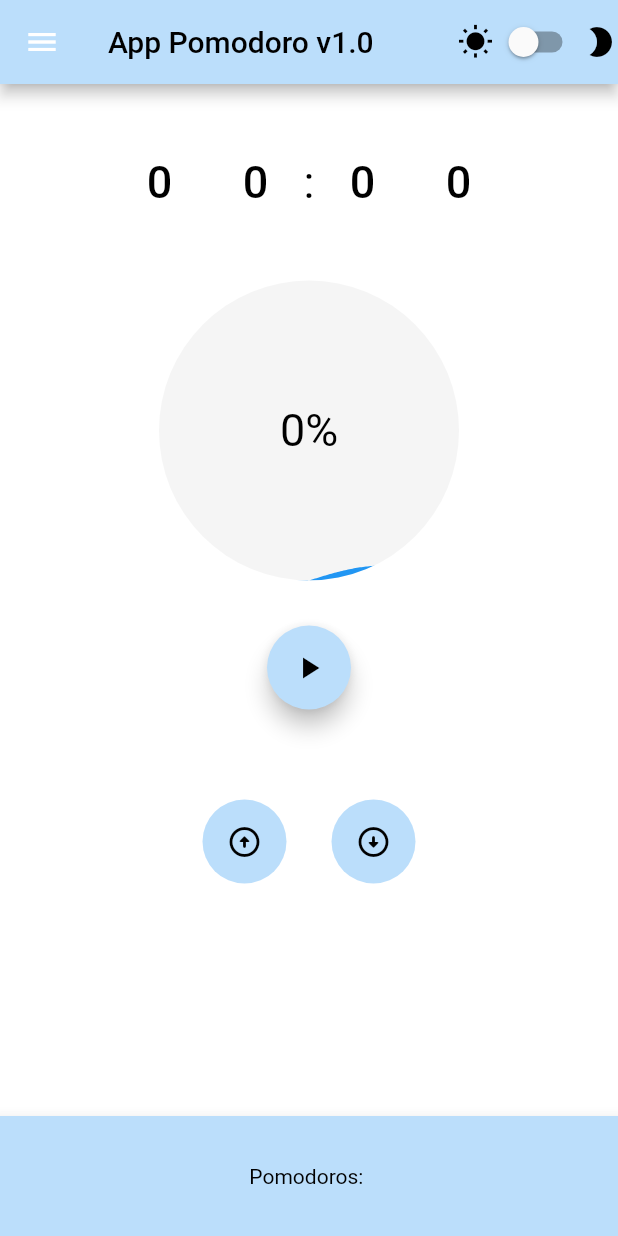
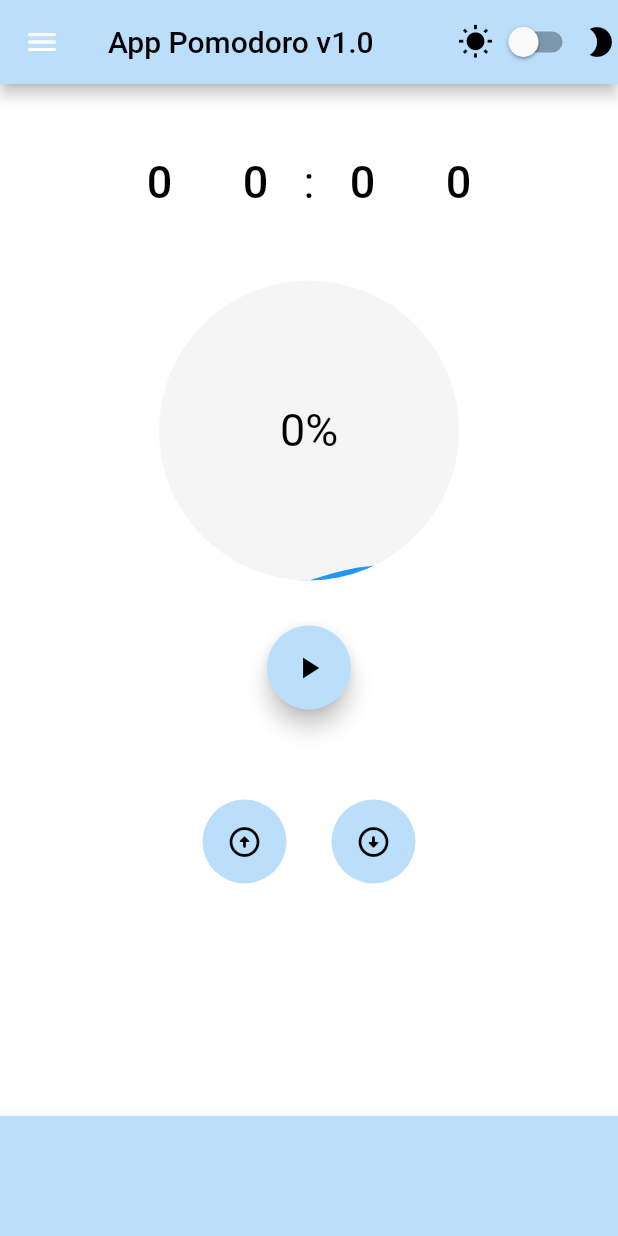
Before and after one commit to robertocarlosmm/MiPomodoroApp, a Flutter app: the screen it shows after launch, on a phone screen of 412 x 824 dp. Run offline on Flutter 3.47's test engine with Material 2 defaults, Android fonts, the light colour scheme and no system bars; our stand-ins replace liquid_progress_indicator_ns, percent_indicator, shared_preferences.

Commit message:
version final

```diff
--- a/lib/main.dart
+++ b/lib/main.dart
@@ -475,6 +475,7 @@ class _HomePageState extends State<HomePage> {
         )
       ),
 
+      //DRAWER QUE NO HACE NADA
       drawer: Drawer(
         child: ListView(
           children: <Widget>[
@@ -512,6 +513,9 @@ class _HomePageState extends State<HomePage> {
           ],
         ),
       ),
+
+
+      //CANTIDAD DE POMODOROS
       bottomNavigationBar: BottomAppBar(
         color: currentTheme.isDarkTheme() ? Colors.black12 : Colors.blue[100],
         child: Container(
@@ -519,12 +523,12 @@ class _HomePageState extends State<HomePage> {
           child: Row(
             mainAxisAlignment: MainAxisAlignment.center,
             children: <Widget>[
-              Text(
+              /*Text(
                 "Pomodoros: ",
                 style: TextStyle(
                   color: currentTheme.isDarkTheme() ? Colors.white : Colors.black,
                 ),
-              ),
+              ),*/
               maxpom>0?IconButton(
                   icon: Icon(Icons.airline_seat_recline_normal_rounded),
                   onPressed: () {},
```
